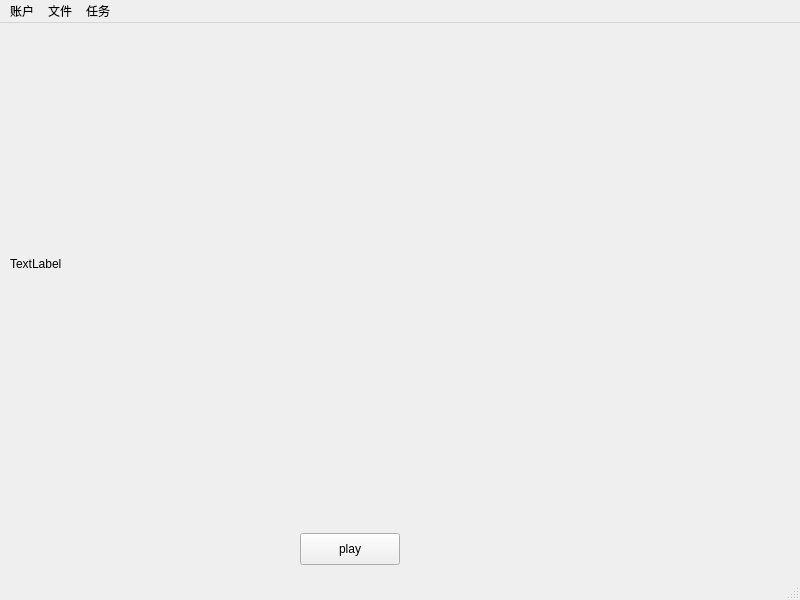
First picture: the form in src/pose.ui, repository qtcv/pose, before the edit.
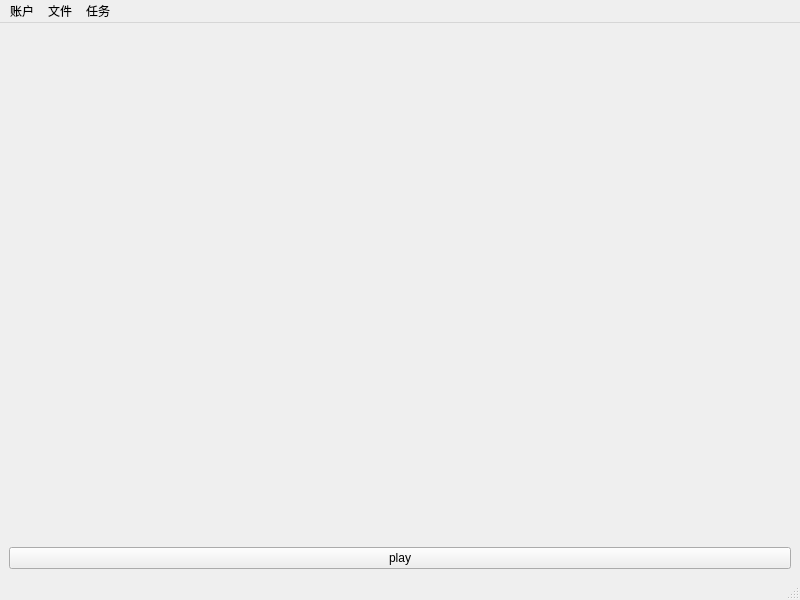
Second picture: the form after the edit.

Commit message: opencv_video

```diff
--- a/src/pose.ui
+++ b/src/pose.ui
@@ -14,32 +14,22 @@
    <string>pose</string>
   </property>
   <widget class="QWidget" name="centralwidget">
-   <widget class="QLabel" name="label">
-    <property name="geometry">
-     <rect>
-      <x>10</x>
-      <y>10</y>
-      <width>771</width>
-      <height>461</height>
-     </rect>
-    </property>
+   <layout class="QGridLayout" name="gridLayout">
+    <item row="0" column="0">
+     <widget class="QLabel" name="video_label">
     <property name="text">
-     <string>TextLabel</string>
-    </property>
-   </widget>
+       <string/>
+      </property>
+     </widget>
+    </item>
+    <item row="1" column="0">
    <widget class="QPushButton" name="play_btn">
-    <property name="geometry">
-     <rect>
-      <x>300</x>
-      <y>510</y>
-      <width>100</width>
-      <height>32</height>
-     </rect>
-    </property>
     <property name="text">
      <string>play</string>
     </property>
    </widget>
+    </item>
+   </layout>
   </widget>
   <widget class="QMenuBar" name="menubar">
    <property name="geometry">
```
Left out of the diff: 2 changed lines with no effect on the pictures. Lines whose indentation alone changed are shown as unchanged. The commit also changes 4 other files.
